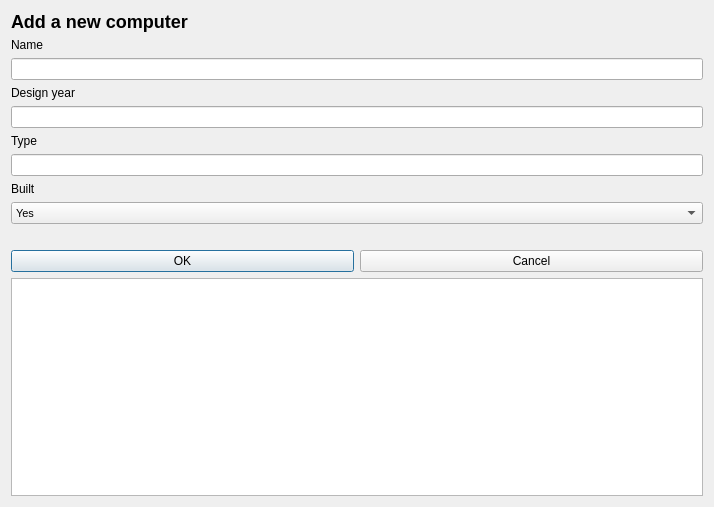
Kristian15/VLN1-Hopur32, file VLN1-H32/addcomputerdialog.ui: the form before one commit.
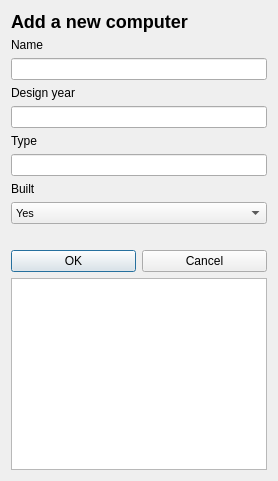
The form after the commit.

The edit to the form file:
```diff
--- a/VLN1-H32/addcomputerdialog.ui
+++ b/VLN1-H32/addcomputerdialog.ui
@@ -6,14 +6,29 @@
    <rect>
     <x>0</x>
     <y>0</y>
-    <width>714</width>
-    <height>507</height>
+    <width>500</width>
+    <height>469</height>
    </rect>
   </property>
+  <property name="sizePolicy">
+   <sizepolicy hsizetype="Preferred" vsizetype="Preferred">
+    <horstretch>0</horstretch>
+    <verstretch>0</verstretch>
+   </sizepolicy>
+  </property>
+  <property name="minimumSize">
+   <size>
+    <width>500</width>
+    <height>0</height>
+   </size>
+  </property>
   <property name="windowTitle">
    <string>Dialog</string>
   </property>
   <layout class="QVBoxLayout" name="verticalLayout_2">
+   <property name="sizeConstraint">
+    <enum>QLayout::SetFixedSize</enum>
+   </property>
    <item>
     <layout class="QVBoxLayout" name="verticalLayout1">
      <item>
```
